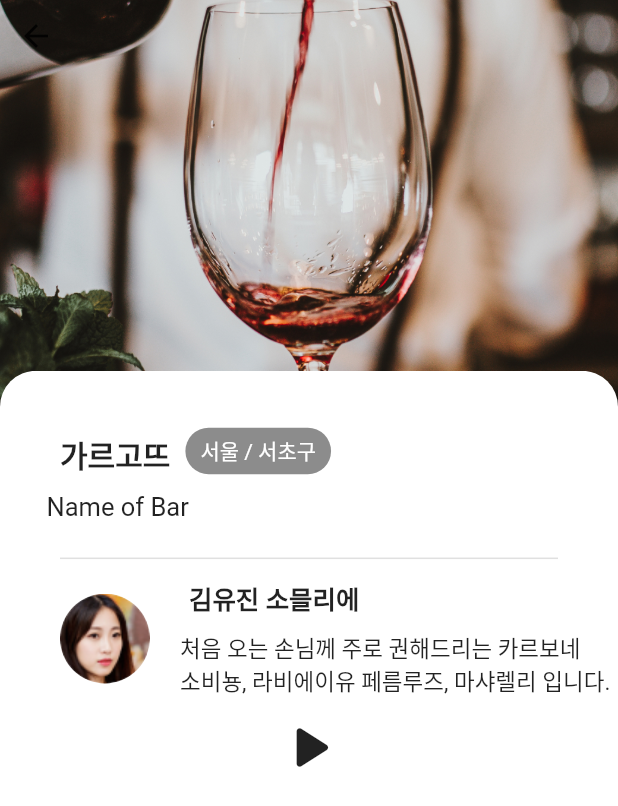
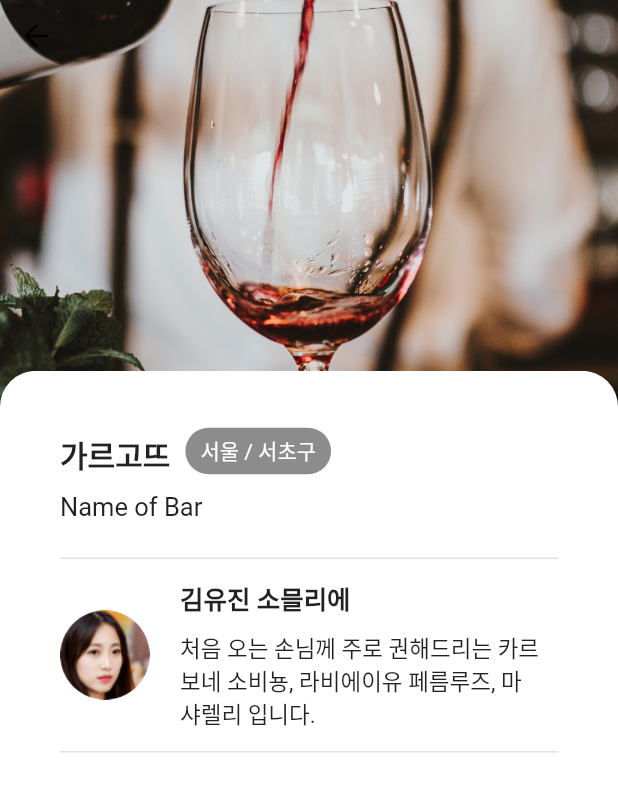
Before and after one commit to youngmi97/winepedia, a Flutter app: the DetailsScreen screen opened directly with sample values from the repository, on a phone screen of 412 x 824 dp. Shown: the top 806 px of the screen. Run offline on Flutter 3.47's test engine with Material 2 defaults, Android fonts, the phone set to English and light mode, and no system bars; our stand-ins replace audioplayers.

Commit message:
fix container overflow, add WineList

```diff
--- a/lib/screens/details/components/body.dart
+++ b/lib/screens/details/components/body.dart
@@ -1,7 +1,6 @@
 import 'package:flutter/material.dart';
 import 'package:winepedia/models/winebar.dart';
 import 'package:winepedia/constants.dart';
-import 'package:winepedia/screens/details/components/audio_player.dart';
 
 class Body extends StatelessWidget {
   final WineBar wineBar;
@@ -11,7 +10,7 @@ class Body extends StatelessWidget {
   Widget build(BuildContext context) {
     // it will provide us with total height and width
     Size size = MediaQuery.of(context).size;
-    double height = size.height;
+    //double height = size.height;
     return Column(children: <Widget>[
       SizedBox(
           height: size.height,
@@ -48,28 +47,31 @@ class Body extends StatelessWidget {
                             height: size.height,
                             child: Stack(children: <Widget>[
                               Container(
-                                  // child: GestureDetector(
-                                  //     onVerticalDragDown: (event) =>
-                                  //         Navigator.pop(context)),
                                   decoration: const BoxDecoration(
                                       color: Colors.white,
                                       borderRadius: BorderRadius.only(
                                           topLeft: Radius.circular(24),
                                           topRight: Radius.circular(24)))),
-                              Container(
-                                  child: Column(children: <Widget>[
+                              Column(children: const <Widget>[
                                 SizedBox(height: 36),
-                                const Subheading(),
-                                const Description(),
-                                const Divider(
+                                Subheading(),
+                                Description(),
+                                Divider(
                                   height: 28,
                                   thickness: 1,
                                   indent: kDefaultPadding * 2,
                                   endIndent: kDefaultPadding * 2,
                                 ),
-                                const SommelierPhoto(),
-                                AudioPlayerLocalAsset(),
-                              ])),
+                                SommelierProfile(),
+                                Divider(
+                                  height: 28,
+                                  thickness: 1,
+                                  indent: kDefaultPadding * 2,
+                                  endIndent: kDefaultPadding * 2,
+                                ),
+                                WineList()
+                                //AudioPlayerLocalAsset(),
+                              ]),
                             ])),
                       );
                     })),
@@ -120,7 +122,8 @@ class Description extends StatelessWidget {
   @override
   Widget build(BuildContext context) {
     return Container(
-        margin: const EdgeInsets.symmetric(vertical: kDefaultPadding / 2),
+        margin: const EdgeInsets.symmetric(
+            vertical: kDefaultPadding / 2, horizontal: kDefaultPadding * 2),
         width: 350,
         child: Text(
           "Name of Bar",
@@ -133,8 +136,8 @@ class Description extends StatelessWidget {
   }
 }
 
-class SommelierPhoto extends StatelessWidget {
-  const SommelierPhoto({Key? key}) : super(key: key);
+class SommelierProfile extends StatelessWidget {
+  const SommelierProfile({Key? key}) : super(key: key);
   @override
   Widget build(BuildContext context) {
     return Row(children: <Widget>[
@@ -152,9 +155,13 @@ class SommelierPhoto extends StatelessWidget {
       ),
       Column(children: <Widget>[
         Container(
-            width: 275,
+            width: 240,
             margin: const EdgeInsets.only(
-                left: kDefaultPadding, bottom: kDefaultPadding / 2, right: 0),
+                left: kDefaultPadding,
+                bottom: kDefaultPadding / 2,
+                right: kDefaultPadding),
+            child: Row(children: <Widget>[
+              Flexible(
                   child: Text(
                 "김유진 소믈리에",
                 textAlign: TextAlign.start,
@@ -162,18 +169,33 @@ class SommelierPhoto extends StatelessWidget {
                     .textTheme
                     .headline5!
                     .copyWith(fontWeight: FontWeight.bold, fontSize: 17),
-            )),
+              ))
+            ])),
         Container(
-            margin: const EdgeInsets.only(left: kDefaultPadding),
+            width: 240,
+            margin: const EdgeInsets.only(
+                left: kDefaultPadding, right: kDefaultPadding),
+            child: Row(children: <Widget>[
+              Flexible(
                   child: Text(
-              "처음 오는 손님께 주로 권해드리는 카르보네 \n소비뇽, 라비에이유 페름루즈, 마샤렐리 입니다.",
+                "처음 오는 손님께 주로 권해드리는 카르보네 소비뇽, 라비에이유 페름루즈, 마샤렐리 입니다.",
                 textAlign: TextAlign.start,
                 style: Theme.of(context)
                     .textTheme
                     .headline5!
                     .copyWith(fontWeight: FontWeight.w400, fontSize: 15),
-            )),
+              ))
+            ])),
       ])
     ]);
   }
 }
+
+class WineList extends StatelessWidget {
+  const WineList({Key? key}) : super(key: key);
+
+  @override
+  Widget build(BuildContext context) {
+    return Container();
+  }
+}
```
Also changed, not shown: 8 other files. Lines whose indentation alone changed are shown as unchanged.
